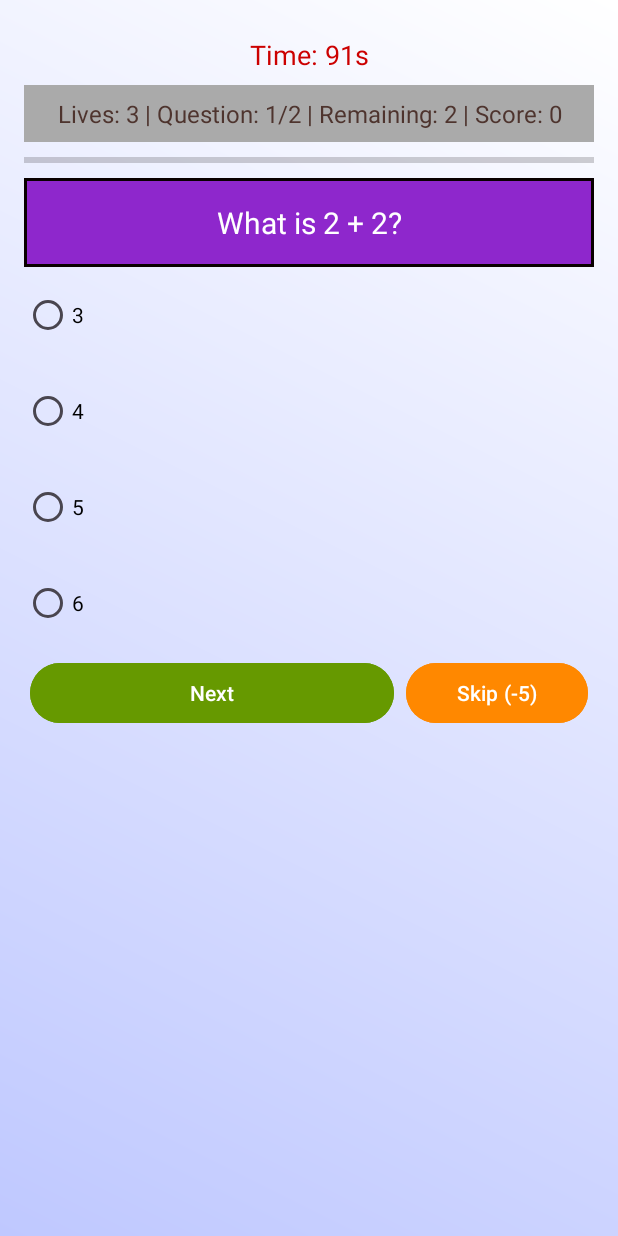
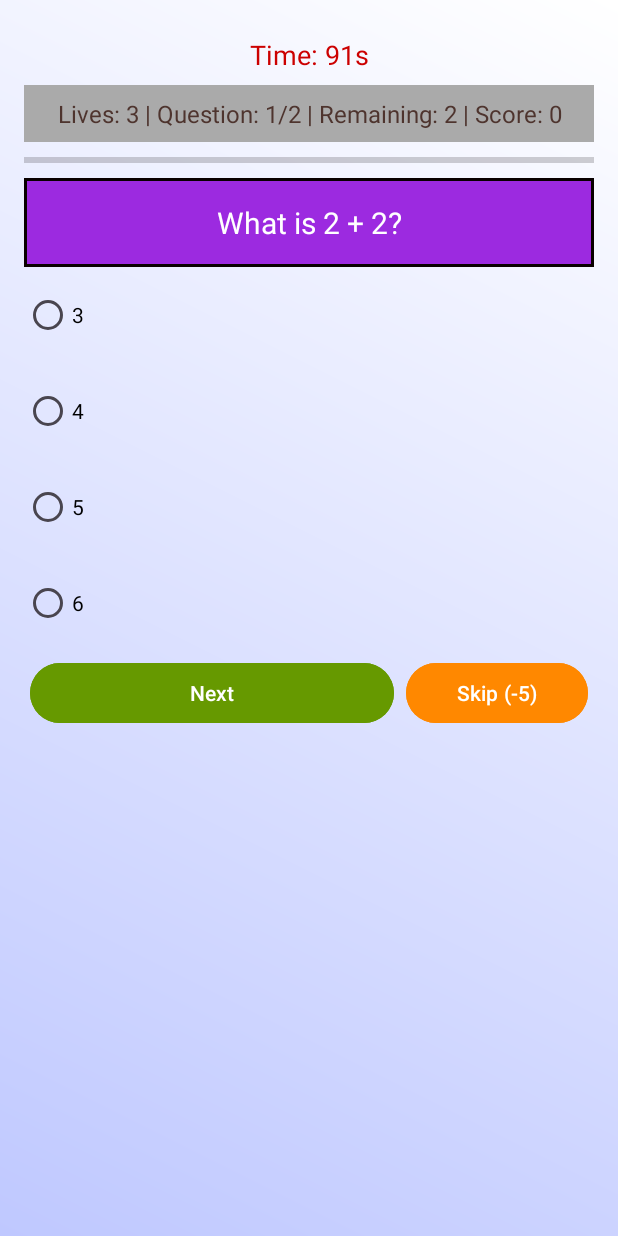
Before and after one commit to k-aghakhani/IQ-Quest, an Android app: the screen it shows after launch (MainActivity), on a phone screen of 412 x 824 dp. Run offline under Robolectric (Android 15) with nearby library versions, the phone set to English and light mode, and no system bars; our stand-ins replace Volley; network calls fail.

Commit message:
change color

```diff
--- a/app/src/main/res/drawable/question_background.xml
+++ b/app/src/main/res/drawable/question_background.xml
@@ -1,6 +1,6 @@
 <?xml version="1.0" encoding="utf-8"?>
 <shape xmlns:android="http://schemas.android.com/apk/res/android">
-    <solid android:color="#8E27CC" />
+    <solid android:color="#9C2AE0" />
     <corner android:radius="16dp" />
     <stroke android:width="2dp" android:color="#090000" />
 </shape>
```
